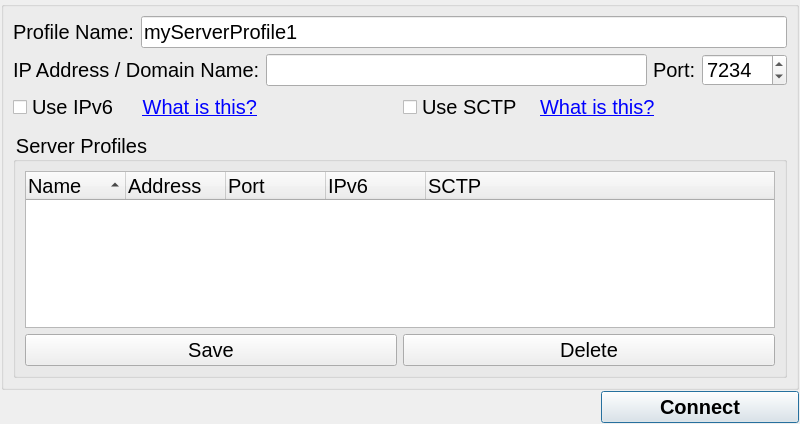
This is src/gui/qt/gui_800x480/joinnetworkgamedialog_800x480.ui in pokerth/pokerth as Qt 5 draws it before an edit. The edited form follows.
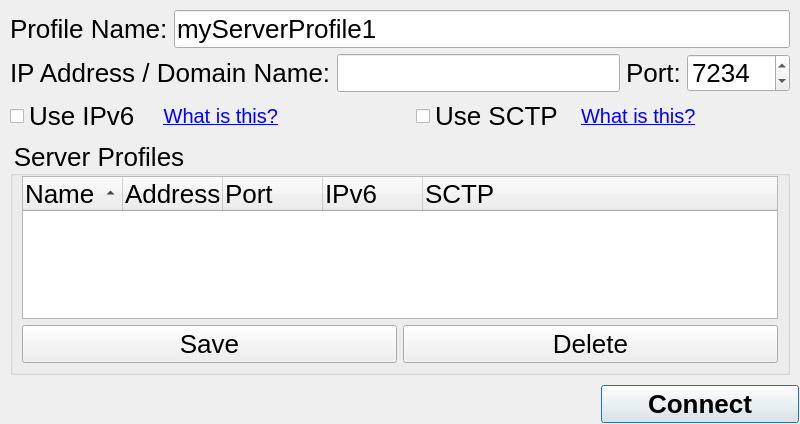
This is the edited form.

Commit message: Next steps for android gui changes

What changed in the file:
```diff
--- a/src/gui/qt/gui_800x480/joinnetworkgamedialog_800x480.ui
+++ b/src/gui/qt/gui_800x480/joinnetworkgamedialog_800x480.ui
@@ -10,18 +10,18 @@
     <height>424</height>
    </rect>
   </property>
+  <property name="sizePolicy">
+   <sizepolicy hsizetype="MinimumExpanding" vsizetype="MinimumExpanding">
+    <horstretch>0</horstretch>
+    <verstretch>0</verstretch>
+   </sizepolicy>
+  </property>
   <property name="minimumSize">
    <size>
     <width>800</width>
     <height>424</height>
    </size>
   </property>
-  <property name="maximumSize">
-   <size>
-    <width>800</width>
-    <height>424</height>
-   </size>
-  </property>
   <property name="windowTitle">
    <string>Join Network Game</string>
   </property>
@@ -62,7 +62,7 @@
         </size>
        </property>
        <property name="styleSheet">
-        <string notr="true">QObject {font: bold 20px}</string>
+        <string notr="true">QObject {font: bold 26px}</string>
        </property>
        <property name="text">
         <string>Connect</string>
@@ -72,18 +72,18 @@
     </layout>
    </item>
    <item row="0" column="0">
-    <widget class="QGroupBox" name="groupBox">
-     <property name="title">
-      <string/>
+    <widget class="QFrame" name="frame">
+     <property name="styleSheet">
+      <string notr="true">QObject {font: 26px}</string>
      </property>
      <layout class="QGridLayout" name="gridLayout">
+      <property name="verticalSpacing">
+       <number>6</number>
+      </property>
       <item row="0" column="0" colspan="2">
        <layout class="QHBoxLayout" name="horizontalLayout_2">
         <item>
          <widget class="QLabel" name="label_4">
-          <property name="styleSheet">
-           <string notr="true">QObject {font: 20px}</string>
-          </property>
           <property name="text">
            <string>Profile Name:</string>
           </property>
@@ -94,8 +94,8 @@
         </item>
         <item>
          <widget class="QLineEdit" name="lineEdit_profileName">
-          <property name="styleSheet">
-           <string notr="true">QObject {font: 20px}</string>
+          <property name="inputMethodHints">
+           <set>Qt::ImhFormattedNumbersOnly|Qt::ImhNoPredictiveText</set>
           </property>
           <property name="text">
            <string>myServerProfile1</string>
@@ -108,9 +108,6 @@
        <layout class="QHBoxLayout" name="horizontalLayout">
         <item>
          <widget class="QLabel" name="label">
-          <property name="styleSheet">
-           <string notr="true">QObject {font: 20px}</string>
-          </property>
           <property name="text">
            <string>IP Address / Domain Name:</string>
           </property>
@@ -121,16 +118,13 @@
         </item>
         <item>
          <widget class="QLineEdit" name="lineEdit_ipAddress">
-          <property name="styleSheet">
-           <string notr="true">QObject {font: 20px}</string>
+          <property name="inputMethodHints">
+           <set>Qt::ImhNoPredictiveText</set>
           </property>
          </widget>
         </item>
         <item>
          <widget class="QLabel" name="label_2">
-          <property name="styleSheet">
-           <string notr="true">QObject {font: 20px}</string>
-          </property>
           <property name="text">
            <string>Port:</string>
           </property>
@@ -141,9 +135,6 @@
         </item>
         <item>
          <widget class="QSpinBox" name="spinBox_port">
-          <property name="styleSheet">
-           <string notr="true">QObject {font: 20px}</string>
-          </property>
           <property name="minimum">
            <number>80</number>
           </property>
@@ -167,9 +158,6 @@
         </property>
         <item>
          <widget class="QCheckBox" name="checkBox_ipv6">
-          <property name="styleSheet">
-           <string notr="true">QObject {font: 20px}</string>
-          </property>
           <property name="text">
            <string>Use IPv6</string>
           </property>
@@ -216,9 +204,6 @@
         </property>
         <item>
          <widget class="QCheckBox" name="checkBox_sctp">
-          <property name="styleSheet">
-           <string notr="true">QObject {font: 20px}</string>
-          </property>
           <property name="text">
            <string>Use SCTP</string>
           </property>
@@ -258,13 +243,22 @@
       <item row="4" column="0" colspan="2">
        <widget class="QGroupBox" name="groupBox_2">
         <property name="styleSheet">
-         <string notr="true">QObject {font: 20px}</string>
+         <string notr="true"/>
         </property>
         <property name="title">
          <string>Server Profiles</string>
         </property>
         <layout class="QGridLayout" name="gridLayout3">
-         <property name="margin">
+         <property name="leftMargin">
+          <number>9</number>
+         </property>
+         <property name="topMargin">
+          <number>0</number>
+         </property>
+         <property name="rightMargin">
+          <number>9</number>
+         </property>
+         <property name="bottomMargin">
           <number>9</number>
          </property>
          <property name="spacing">
```
Left out of the diff: 25 changed lines with no effect on the pictures. The commit also changes 6 other files.
